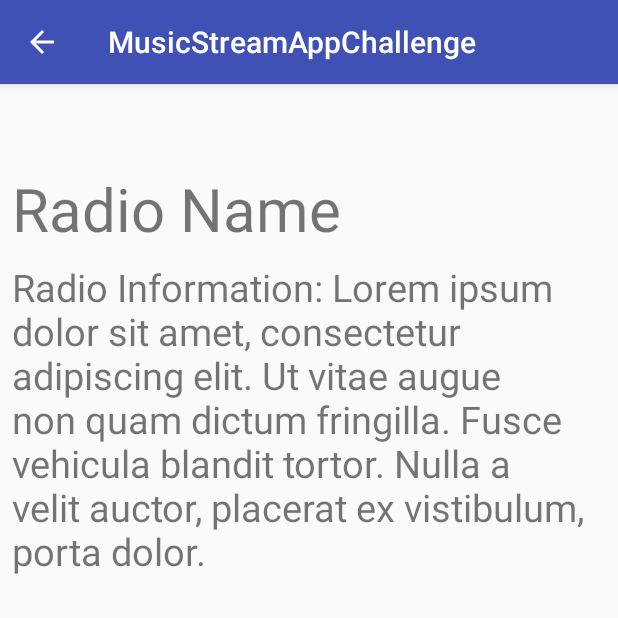
After one commit to nelsonquintanilla/Music-Stream-App-Challenge, an Android app: the DetailActivity screen opened directly, with no data from a screen before it, on a phone screen of 412 x 824 dp, the top half of it. The commit adds this screen. Run offline under Robolectric (Android 15) with nearby library versions, the phone set to English and light mode, and no system bars.

Commit message:
detail activity

```diff
--- a/app/src/main/AndroidManifest.xml
+++ b/app/src/main/AndroidManifest.xml
@@ -21,6 +21,7 @@
                 <category android:name="android.intent.category.LAUNCHER" />
             </intent-filter>
         </activity>
+        <activity android:name=".DetailActivity" />
         <!--Service-->
         <service android:name=".ForegroundService" />
     </application>
--- /dev/null
+++ b/app/src/main/java/com/applaudostudios/musicstreamappchallenge/DetailActivity.java
@@ -0,0 +1,33 @@
+package com.applaudostudios.musicstreamappchallenge;
+
+import android.os.Bundle;
+import android.support.annotation.Nullable;
+import android.support.v7.app.AppCompatActivity;
+import android.view.MenuItem;
+
+public class DetailActivity extends AppCompatActivity{
+
+    @Override
+    protected void onCreate(@Nullable Bundle savedInstanceState) {
+        super.onCreate(savedInstanceState);
+        setContentView(R.layout.activity_detail);
+
+        // Sets the up button
+        if (getSupportActionBar() != null) {
+            getSupportActionBar().setDisplayHomeAsUpEnabled(true);
+        }
+    }
+
+    // Up button logic
+    @Override
+    public boolean onOptionsItemSelected(MenuItem item) {
+        switch (item.getItemId()) {
+            // Respond to the action bar's Up/Home button
+            case android.R.id.home:
+                onBackPressed();
+                return true;
+        }
+        return super.onOptionsItemSelected(item);
+    }
+
+}
--- a/app/src/main/java/com/applaudostudios/musicstreamappchallenge/NotificationReceiver.java
+++ b/app/src/main/java/com/applaudostudios/musicstreamappchallenge/NotificationReceiver.java
@@ -10,7 +10,7 @@ public class NotificationReceiver extends BroadcastReceiver {
     // This method can execute it's body without the app haven't to be open
     @Override
     public void onReceive(Context context, Intent intent) {
-        if((Constants.ACTION.EXAMPLE_ACTION).equals(intent.getAction())){
+        if((Constants.ACTION.ACTION_EXAMPLE).equals(intent.getAction())){
             String message = intent.getStringExtra("toastmessage");
             Toast.makeText(context, message, Toast.LENGTH_SHORT).show();
         }
--- /dev/null
+++ b/app/src/main/res/layout/activity_detail.xml
@@ -0,0 +1,41 @@
+<?xml version="1.0" encoding="utf-8"?>
+<android.support.constraint.ConstraintLayout xmlns:android="http://schemas.android.com/apk/res/android"
+    xmlns:app="http://schemas.android.com/apk/res-auto"
+    android:layout_width="match_parent"
+    android:layout_height="match_parent">
+
+    <TextView
+        android:id="@+id/textView2"
+        android:layout_width="match_parent"
+        android:layout_height="wrap_content"
+        android:layout_marginBottom="8dp"
+        android:layout_marginEnd="8dp"
+        android:layout_marginStart="8dp"
+        android:layout_marginTop="8dp"
+        android:text="@string/radio_name_string"
+        android:textSize="40sp"
+        app:layout_constraintBottom_toTopOf="@+id/textView"
+        app:layout_constraintEnd_toEndOf="parent"
+        app:layout_constraintHorizontal_bias="0.5"
+        app:layout_constraintStart_toStartOf="parent"
+        app:layout_constraintTop_toTopOf="parent"
+        app:layout_constraintVertical_bias="0.100000024"
+        app:layout_constraintVertical_chainStyle="packed" />
+
+    <TextView
+        android:id="@+id/textView"
+        android:layout_width="match_parent"
+        android:layout_height="wrap_content"
+        android:layout_marginBottom="8dp"
+        android:layout_marginEnd="8dp"
+        android:layout_marginStart="8dp"
+        android:text="@string/information_string"
+        android:textSize="25sp"
+        app:layout_constraintBottom_toBottomOf="parent"
+        app:layout_constraintEnd_toEndOf="parent"
+        app:layout_constraintHorizontal_bias="0.5"
+        app:layout_constraintStart_toStartOf="parent"
+        app:layout_constraintTop_toBottomOf="@+id/textView2" />
+
+
+</android.support.constraint.ConstraintLayout>
--- a/app/src/main/res/values/strings.xml
+++ b/app/src/main/res/values/strings.xml
@@ -1,3 +1,9 @@
 <resources>
     <string name="app_name">MusicStreamAppChallenge</string>
+    <string name="url"><![CDATA[http://us5.internet-radio.com:8110/listen.pls&t=.m3u]]></string>
+    <string name="background_image">background_image</string>
+    <string name="play_pause_button">play_pause_button</string>
+    <string name="information_button">information_button</string>
+    <string name="radio_name_string">Radio Name</string>
+    <string name="information_string">Radio Information: Lorem ipsum dolor sit amet, consectetur adipiscing elit. Ut vitae augue non quam dictum fringilla. Fusce vehicula blandit tortor. Nulla a velit auctor, placerat ex vistibulum, porta dolor.</string>
 </resources>
--- a/app/src/main/res/values/styles.xml
+++ b/app/src/main/res/values/styles.xml
@@ -1,7 +1,7 @@
 <resources>
 
     <!-- Base application theme. -->
-    <style name="AppTheme" parent="Theme.AppCompat.DayNight.NoActionBar">
+    <style name="AppTheme" parent="Theme.AppCompat.Light.DarkActionBar">
         <!-- Customize your theme here. -->
         <item name="colorPrimary">@color/colorPrimary</item>
         <item name="colorPrimaryDark">@color/colorPrimaryDark</item>
```
Also changed, not shown: app/src/main/java/com/applaudostudios/musicstreamappchallenge/Constants.java (+6 -3 lines), app/src/main/java/com/applaudostudios/musicstreamappchallenge/ForegroundService.java (+42 -63 lines), app/src/main/java/com/applaudostudios/musicstreamappchallenge/MainActivity.java (+86 -70 lines), app/src/main/java/com/applaudostudios/musicstreamappchallenge/Notification.java (+4 -5 lines), app/src/main/res/layout/activity_main.xml (+24 -7 lines), 1 other file.
